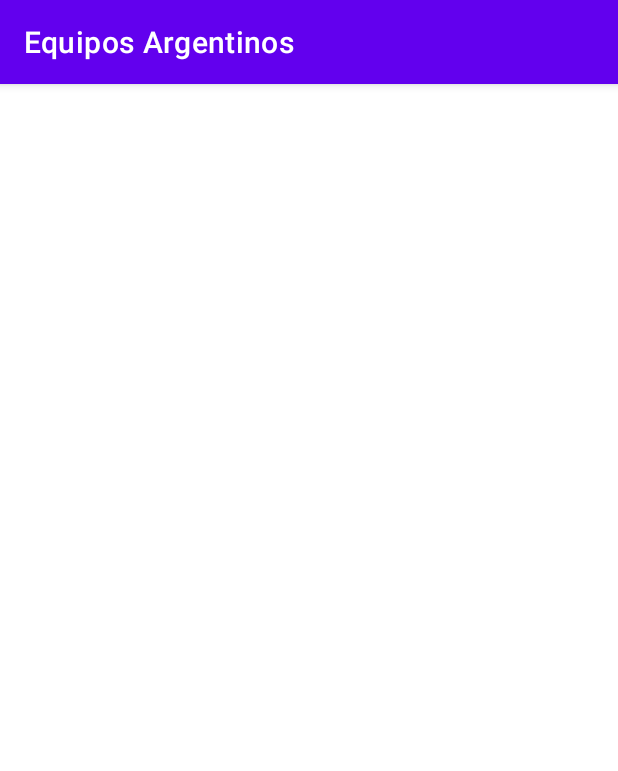
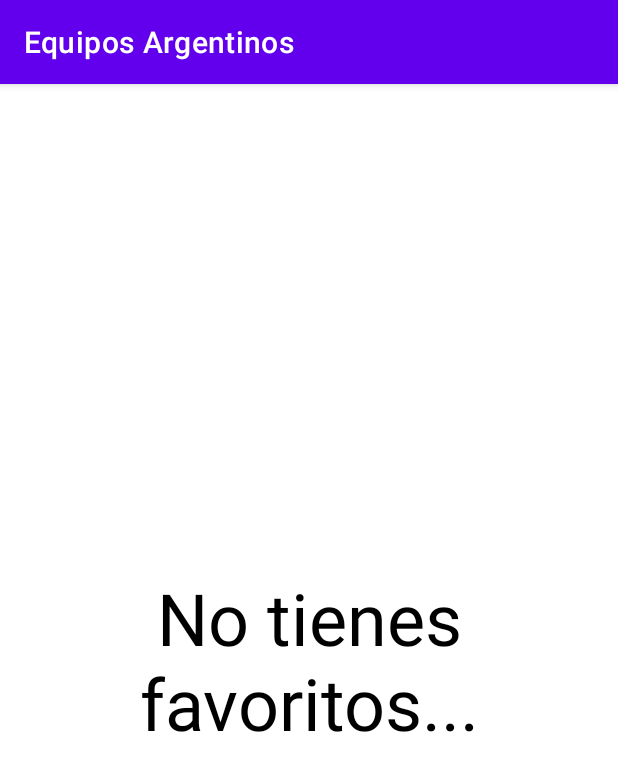
Before and after one commit to diegogimenez04/equipos_argentinos, an Android app: the screen it shows after launch once a user with an empty profile is signed in (MainActivity), after a tap on "Fav List", on a phone screen of 412 x 824 dp. Shown: the top 771 px of the screen. Run offline under Robolectric (Android 15) with nearby library versions, the phone set to English and light mode, and no system bars; our stand-ins replace Firebase (no records; nobody signed in at launch, a user with empty details on screens opened directly), Room's generated code; pictures from the network do not load; 2 statements that could not run were skipped.

Commit message:
Final commit

```diff
--- a/app/src/main/java/com/example/equiposargentinos/FbAdapter.kt
+++ b/app/src/main/java/com/example/equiposargentinos/FbAdapter.kt
@@ -13,7 +13,6 @@ import com.bumptech.glide.Glide
 import com.bumptech.glide.load.DataSource
 import com.bumptech.glide.load.engine.GlideException
 import com.bumptech.glide.request.RequestListener
-import com.bumptech.glide.request.target.ImageViewTarget
 import com.bumptech.glide.request.target.Target
 import com.example.equiposargentinos.databinding.ListItemBinding
 import com.example.equiposargentinos.main.MainActivity
@@ -85,8 +84,9 @@ class FbAdapter(private val context: Context): ListAdapter<Team, FbAdapter.FbVie
             }
 
             val favButton = binding.btnFav
-            val favList = (context as MainActivity).loadFavorite()
+            val favList = (context as MainActivity).viewModel.favTeams.value
             if (!favList.isNullOrEmpty() && favList.contains(team)){
+                Log.d("Persistence", favList.toString())
                 favButton.setImageResource(R.drawable.ic_fav)
             } else {
                 favButton.setImageResource(R.drawable.ic_unfav)
--- a/app/src/main/java/com/example/equiposargentinos/main/MainActivity.kt
+++ b/app/src/main/java/com/example/equiposargentinos/main/MainActivity.kt
@@ -2,7 +2,6 @@ package com.example.equiposargentinos.main
 
 import androidx.appcompat.app.AppCompatActivity
 import android.os.Bundle
-import android.util.Log
 import androidx.lifecycle.ViewModelProvider
 import androidx.navigation.findNavController
 import com.example.equiposargentinos.*
@@ -20,7 +19,7 @@ class MainActivity : AppCompatActivity(),
     ListFragment.TeamSelectListener, ListFragment.FavSelectListener,
     FavoritesFragment.TeamSelectListener{
 
-    private lateinit var viewModel: MainViewModel
+    lateinit var viewModel: MainViewModel
     private lateinit var prefTeam: String
 
     override fun onCreate(savedInstanceState: Bundle?) {
@@ -51,7 +50,7 @@ class MainActivity : AppCompatActivity(),
             .navigate(FavoritesFragmentDirections.actionFavoritesFragmentToDetailFragment(team))
     }
 
-    fun saveFavorites(teams: MutableList<Team>) {
+    private fun saveFavorites(teams: MutableList<Team>) {
         val gson = Gson().toJson(teams)
         val sharedPreferences = this.getSharedPreferences(SHARED_PREFS, MODE_PRIVATE)
         val editor = sharedPreferences.edit()
@@ -71,6 +70,5 @@ class MainActivity : AppCompatActivity(),
         val editor = sharedPreferences.edit()
         editor.clear()
         editor.apply()
-        Log.d("Shared","Data wiped")
     }
 }
--- a/app/src/main/java/com/example/equiposargentinos/main/MainRepository.kt
+++ b/app/src/main/java/com/example/equiposargentinos/main/MainRepository.kt
@@ -1,6 +1,7 @@
 package com.example.equiposargentinos.main
 
 import androidx.lifecycle.LiveData
+import androidx.lifecycle.MutableLiveData
 import com.example.equiposargentinos.Team
 import com.example.equiposargentinos.api.FbJsonResponse
 import com.example.equiposargentinos.api.service
--- a/app/src/main/java/com/example/equiposargentinos/main_fragments/DetailFragment.kt
+++ b/app/src/main/java/com/example/equiposargentinos/main_fragments/DetailFragment.kt
@@ -171,6 +171,7 @@ class DetailFragment : Fragment(), OnMapReadyCallback {
             }
         } catch (e: Exception) {
             Toast.makeText(requireContext(), "No internet connection", Toast.LENGTH_SHORT).show()
+            mapView.visibility = View.GONE
         }
 
     }
--- a/app/src/main/java/com/example/equiposargentinos/main_fragments/FavoritesFragment.kt
+++ b/app/src/main/java/com/example/equiposargentinos/main_fragments/FavoritesFragment.kt
@@ -2,19 +2,17 @@ package com.example.equiposargentinos.main_fragments
 
 import android.content.Context
 import android.os.Bundle
-import android.util.Log
 import androidx.fragment.app.Fragment
 import android.view.LayoutInflater
 import android.view.View
 import android.view.ViewGroup
-import android.widget.Toast
+import android.widget.TextView
 import androidx.lifecycle.ViewModelProvider
 import androidx.recyclerview.widget.LinearLayoutManager
 import androidx.recyclerview.widget.RecyclerView
 import com.example.equiposargentinos.FbAdapter
 import com.example.equiposargentinos.R
 import com.example.equiposargentinos.Team
-import com.example.equiposargentinos.main.MainActivity
 import com.example.equiposargentinos.main.MainViewModel
 import java.lang.ClassCastException
 
@@ -39,17 +37,16 @@ class FavoritesFragment : Fragment() {
         savedInstanceState: Bundle?
     ): View? {
         val rootView = inflater.inflate(R.layout.fragment_favorites, container, false)
+        val fbRecycler = rootView.findViewById<RecyclerView>(R.id.fb_recycler)
+        val adapter = FbAdapter(requireContext())
+        val viewModel = ViewModelProvider(requireActivity())[MainViewModel::class.java]
+        val favList = viewModel.favTeams.value
 
-        val fbRecycler = rootView.findViewById<RecyclerView>(R.id.fb_recycler)
         fbRecycler.layoutManager = LinearLayoutManager(requireContext())
+        fbRecycler.adapter = adapter
+        adapter.submitList(favList)
 
-        val adapter = FbAdapter(requireContext())
-        fbRecycler.adapter = adapter
-
-        val viewModel = ViewModelProvider(requireActivity())[MainViewModel::class.java]
-
-        val favList = viewModel.favTeams.value
-        adapter.submitList(favList)
+        handleEmptyList(favList, rootView)
 
         adapter.onItemClickListener = { team ->
             teamSelectListener.onFavTeamSelected(team)
@@ -62,4 +59,13 @@ class FavoritesFragment : Fragment() {
         return rootView
     }
 
+    private fun handleEmptyList(favList: MutableList<Team>?, rootView: View) {
+        rootView.findViewById<TextView>(R.id.tv_no_fav).visibility =
+            if (favList.isNullOrEmpty()) {
+                View.VISIBLE
+            } else {
+                View.GONE
+            }
+    }
+
 }
--- a/app/src/main/java/com/example/equiposargentinos/main_fragments/ListFragment.kt
+++ b/app/src/main/java/com/example/equiposargentinos/main_fragments/ListFragment.kt
@@ -1,15 +1,11 @@
 package com.example.equiposargentinos.main_fragments
 
-import android.app.SearchManager
 import android.content.Context
 import android.content.Intent
 import android.os.Bundle
-import android.util.Log
 import android.view.*
-import android.widget.Adapter
 import android.widget.ProgressBar
 import android.widget.SearchView
-import androidx.core.content.ContextCompat.getSystemService
 import androidx.fragment.app.Fragment
 import androidx.lifecycle.ViewModelProvider
 import androidx.recyclerview.widget.LinearLayoutManager
@@ -24,15 +20,14 @@ import com.example.equiposargentinos.login.LoginViewModel
 import com.example.equiposargentinos.main.MainActivity
 import com.example.equiposargentinos.main.MainViewModel
 import com.example.equiposargentinos.main.MainViewModelFactory
-import com.google.firebase.database.DatabaseReference
 
 class ListFragment : Fragment() {
 
     private lateinit var searchList: MutableList<Team>
-    lateinit var viewModel: MainViewModel
+    private lateinit var viewModel: MainViewModel
     private lateinit var teamSelectListener: TeamSelectListener
     private lateinit var favSelectListener: FavSelectListener
-    lateinit var adapter: FbAdapter
+    private lateinit var adapter: FbAdapter
     private lateinit var fbRecycler: RecyclerView
 
     interface TeamSelectListener {
@@ -76,13 +71,12 @@ class ListFragment : Fragment() {
         fbRecycler.layoutManager = LinearLayoutManager(requireContext())
         adapter = FbAdapter(requireContext())
         fbRecycler.adapter = adapter
+        viewModel = ViewModelProvider(requireActivity(),
+            MainViewModelFactory(requireActivity().application))[MainViewModel::class.java]
 
         adapter.onItemClickListener = {team ->
             teamSelectListener.onTeamSelected(team)
         }
-
-        viewModel = ViewModelProvider(requireActivity(),
-            MainViewModelFactory(requireActivity().application))[MainViewModel::class.java]
 
         adapter.onFavClickListener = { team, btnFav ->
             viewModel.handleFavorite(team, btnFav)
@@ -149,8 +143,8 @@ class ListFragment : Fragment() {
         return super.onOptionsItemSelected(item)
     }
 
-    private fun handleEmptyView(it: MutableList<Team>, rootView: View) {
-        if (it.isEmpty()) rootView.findViewById<ProgressBar>(R.id.pb_list).visibility = View.VISIBLE
+    private fun handleEmptyView(it: MutableList<Team>?, rootView: View) {
+        if (it.isNullOrEmpty()) rootView.findViewById<ProgressBar>(R.id.pb_list).visibility = View.VISIBLE
         else rootView.findViewById<ProgressBar>(R.id.pb_list).visibility = View.GONE
     }
 
--- a/app/src/main/res/layout/fragment_favorites.xml
+++ b/app/src/main/res/layout/fragment_favorites.xml
@@ -10,11 +10,15 @@
         android:layout_width="match_parent"
         android:layout_height="wrap_content" />
 
-    <ProgressBar
-        android:id="@+id/pb_list"
+    <TextView
+        android:id="@+id/tv_no_fav"
         android:layout_width="match_parent"
-        android:layout_height="wrap_content"
+        android:layout_height="match_parent"
         android:layout_gravity="center"
-        android:visibility="gone"/>
+        android:gravity="center"
+        android:textSize="48sp"
+        android:textColor="@color/black"
+        android:visibility="gone"
+        android:text="@string/no_tienes_favoritos"/>
 
 </FrameLayout>
--- a/app/src/main/res/values/strings.xml
+++ b/app/src/main/res/values/strings.xml
@@ -22,4 +22,5 @@
     <string name="fav_list">Fav List</string>
     <string name="search">Search</string>
     <string name="search_hint">Busca un equipo</string>
+    <string name="no_tienes_favoritos">No tienes favoritos...</string>
 </resources>
```
Also changed, not shown: app/src/main/java/com/example/equiposargentinos/main/MainViewModel.kt (+1 -9 lines).
